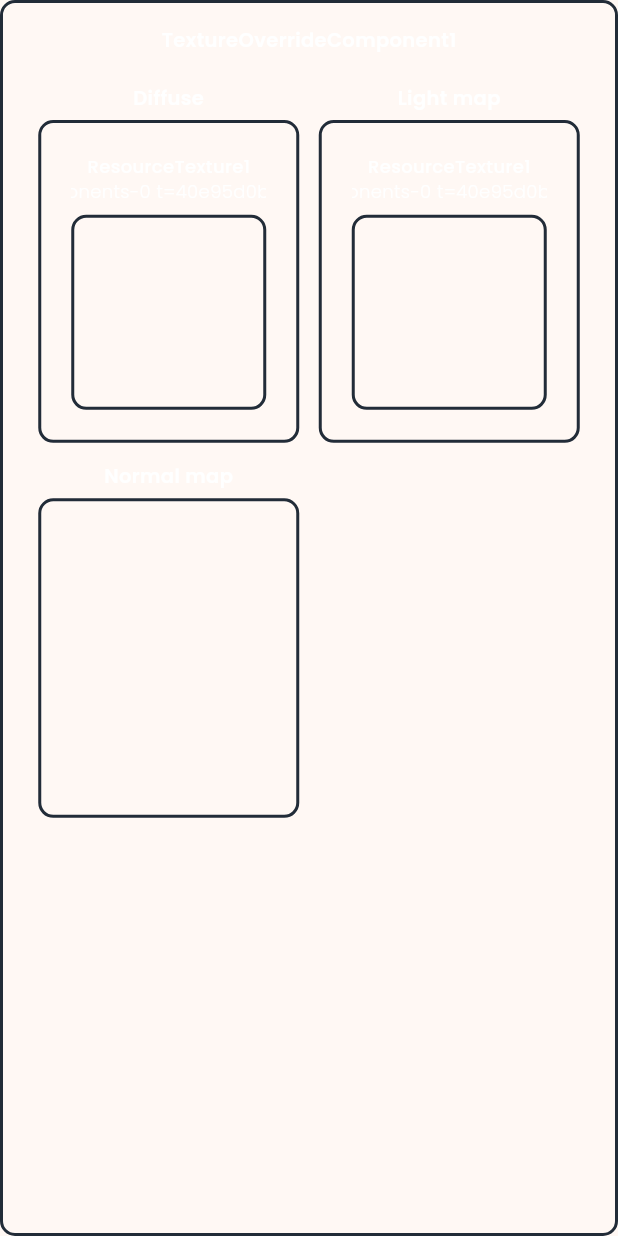
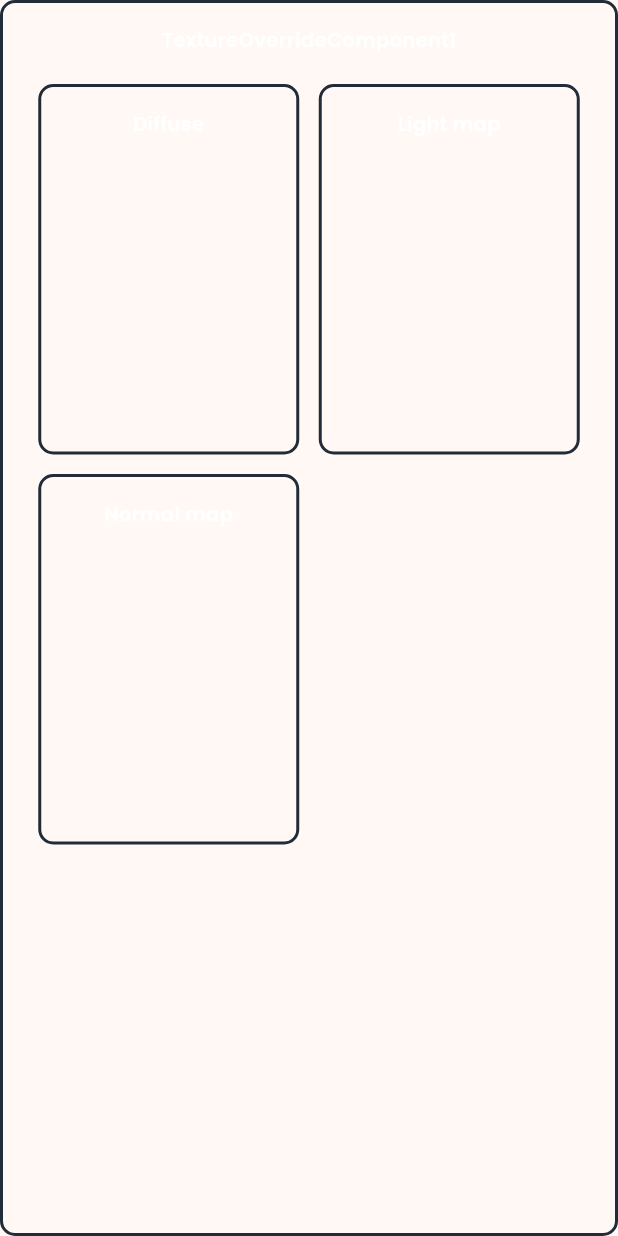
Before and after one commit to Aglglg/StableTexture-Applier, a Flutter app: the TextureOverrideComponentWidget widget shown alone on an empty page, opened directly, on a phone screen of 412 x 824 dp. Run offline on Flutter 3.47's test engine with Material 3 defaults, Android fonts, the light colour scheme and no system bars; our stand-ins replace file_picker, flutter_riverpod, google_fonts; missing offline and left inert: bitsdojo_window, desktop_drop, multi_split_view, window_manager.

Commit message:
adjusting ui (editing page & top bar)

```diff
--- a/lib/editing_page.dart
+++ b/lib/editing_page.dart
@@ -560,10 +560,36 @@ class TextureOverrideComponentWidget extends StatelessWidget {
               spacing: 13,
               runSpacing: 13,
               children: [
-                Column(
+                TextureSlotWidget(slotName: "Diffuse"),
+                TextureSlotWidget(slotName: "Light map"),
+                TextureSlotWidget(slotName: "Normal map"),
+              ],
+            ),
+          ),
+        ],
+      ),
+    );
+  }
+}
+
+class TextureSlotWidget extends StatelessWidget {
+  final String slotName;
+  const TextureSlotWidget({super.key, required this.slotName});
+
+  @override
+  Widget build(BuildContext context) {
+    return Container(
+      decoration: BoxDecoration(
+        border: Border.all(width: 2, color: const Color(0xFF222C38)),
+        borderRadius: BorderRadius.circular(10),
+      ),
+      child: Column(
         children: [
-                    Text(
-                      'Diffuse',
+          SizedBox(height: 15),
+          Padding(
+            padding: const EdgeInsets.symmetric(horizontal: 30),
+            child: Text(
+              slotName,
               style: GoogleFonts.poppins(
                 color: Colors.white,
                 fontSize: 13,
@@ -571,91 +597,13 @@ class TextureOverrideComponentWidget extends StatelessWidget {
               ),
               textAlign: TextAlign.center,
             ),
-                    SizedBox(height: 5),
-                    Container(
-                      decoration: BoxDecoration(
-                        border: Border.all(
-                          width: 2,
-                          color: const Color(0xFF222C38),
           ),
-                        borderRadius: BorderRadius.circular(10),
-                      ),
-                      child: Padding(
-                        padding: const EdgeInsets.all(20),
-                        child: Wrap(
-                          spacing: 13,
-                          runSpacing: 13,
-                          children: [TextureWidget()],
-                        ),
-                      ),
-                    ),
-                  ],
-                ),
-
-                Column(
-                  children: [
-                    Text(
-                      'Light map',
-                      style: GoogleFonts.poppins(
-                        color: Colors.white,
-                        fontSize: 13,
-                        fontWeight: FontWeight.w600,
-                      ),
-                      textAlign: TextAlign.center,
-                    ),
-                    SizedBox(height: 5),
-                    Container(
-                      decoration: BoxDecoration(
-                        border: Border.all(
-                          width: 2,
-                          color: const Color(0xFF222C38),
-                        ),
-                        borderRadius: BorderRadius.circular(10),
-                      ),
-                      child: Padding(
-                        padding: const EdgeInsets.all(20),
-                        child: Wrap(
-                          spacing: 13,
-                          runSpacing: 13,
-                          children: [TextureWidget()],
-                        ),
-                      ),
-                    ),
-                  ],
-                ),
-
-                Column(
-                  children: [
-                    Text(
-                      'Normal map',
-                      style: GoogleFonts.poppins(
-                        color: Colors.white,
-                        fontSize: 13,
-                        fontWeight: FontWeight.w600,
-                      ),
-                      textAlign: TextAlign.center,
-                    ),
-                    SizedBox(height: 5),
-                    Container(
-                      decoration: BoxDecoration(
-                        border: Border.all(
-                          width: 2,
-                          color: const Color(0xFF222C38),
-                        ),
-                        borderRadius: BorderRadius.circular(10),
-                      ),
-                      child: Padding(
+          Padding(
             padding: const EdgeInsets.all(20),
             child: Wrap(
               spacing: 13,
               runSpacing: 13,
               children: [TextureEmptyWidget()],
-                        ),
-                      ),
-                    ),
-                  ],
-                ),
-              ],
             ),
           ),
         ],
--- a/lib/top_bar.dart
+++ b/lib/top_bar.dart
@@ -31,7 +31,15 @@ class WindowTopBar extends StatelessWidget {
           ),
         ),
         child: Stack(
-          children: [MoveWindow(), WindowButtonsTopRight(), TitleAreaTopLeft()],
+          children: [
+            MoveWindow(),
+            Row(
+              children: [
+                Flexible(flex: 1, child: TitleAreaTopLeft()),
+                Flexible(flex: 1, child: WindowButtonsTopRight()),
+              ],
+            ),
+          ],
         ),
       ),
     );
@@ -130,14 +138,20 @@ class TitleAreaTopLeft extends ConsumerWidget {
               },
               child: Icon(Icons.arrow_back_ios_new, size: 14),
             ),
-          Text(
+          Expanded(
+            child: IgnorePointer(
+              child: Text(
                 ref.watch(appStateProvider) == AppState.editing
                     ? "${p.basename(ref.watch(modFolderPathProvider))}  -  StableTextureApplier"
                     : "StableTextureApplier",
+                overflow: TextOverflow.ellipsis,
+                maxLines: 1,
                 style: GoogleFonts.poppins(
                   color: Colors.white,
                   fontSize: 13,
                   fontWeight: FontWeight.w500,
+                ),
+              ),
             ),
           ),
         ],
```
Lines whose indentation alone changed are shown as unchanged.
